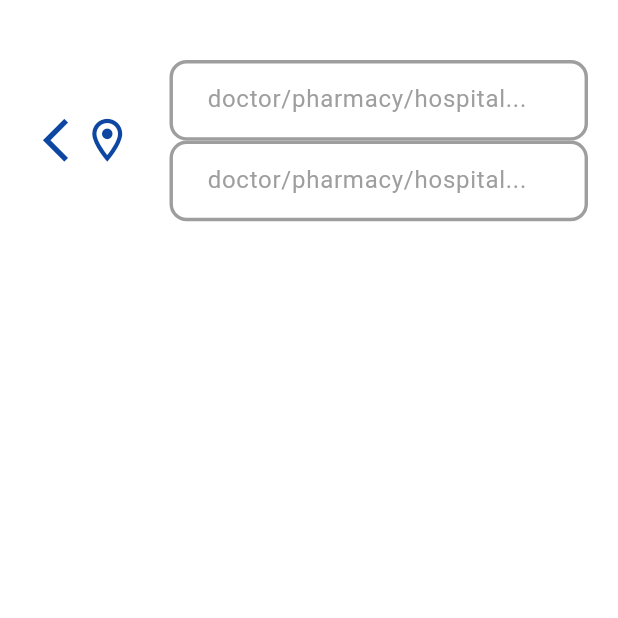
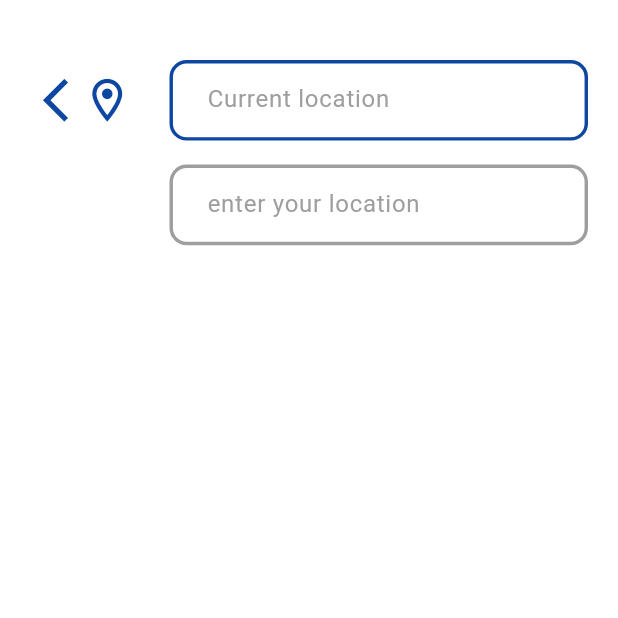
Before and after one commit to YasmeenGad/medical-app, a Flutter app: the HomeView screen opened directly, after a tap on the "location on" icon, on a phone screen of 412 x 824 dp, the top half of it. Run offline on Flutter 3.47's test engine with Material 3 defaults, Android fonts, the phone set to English and light mode, and no system bars; our stand-ins replace flutter_screenutil.

Commit message:
feat: customize search container

```diff
--- a/lib/features/home/presentation/widgets/custom_home_app_bar.dart
+++ b/lib/features/home/presentation/widgets/custom_home_app_bar.dart
@@ -40,7 +40,9 @@ class CustomHomeAppBar extends StatelessWidget {
           ),
           Expanded(
             flex: 3,
-            child: const CustomSearchContainer(),
+            child: const CustomSearchContainer(
+              borderColor: MyColors.grey,
+              hintText: "doctor/pharmacy/hospital...",),
           )
         ],
       ),
--- a/lib/features/home/presentation/widgets/custom_search_container.dart
+++ b/lib/features/home/presentation/widgets/custom_search_container.dart
@@ -4,7 +4,12 @@ import 'package:flutter_screenutil/flutter_screenutil.dart';
 import '../../../../core/styles/colors/my_colors.dart';
 
 class CustomSearchContainer extends StatelessWidget {
-  const CustomSearchContainer({super.key});
+  const CustomSearchContainer(
+      {super.key, required this.borderColor, required this.hintText});
+
+  final Color borderColor;
+
+  final String hintText;
 
   @override
   Widget build(BuildContext context) {
@@ -13,13 +18,13 @@ class CustomSearchContainer extends StatelessWidget {
       decoration: BoxDecoration(
           color: MyColors.whiteColor,
           borderRadius: BorderRadius.circular(10.r),
-          border: Border.all(color: MyColors.grey, width: 2.w)),
+          border: Border.all(color: borderColor, width: 2.w)),
       child: TextFormField(
         decoration: InputDecoration(
           border: InputBorder.none,
           contentPadding: EdgeInsets.only(left: 20.w),
           hintStyle: TextStyle(color: MyColors.grey),
-          hintText: "doctor/pharmacy/hospital...",
+          hintText: hintText,
         ),
       ),
     );
--- a/lib/features/map/presentation/views/map_view.dart
+++ b/lib/features/map/presentation/views/map_view.dart
@@ -16,13 +16,12 @@ class MapView extends StatelessWidget {
             child: Padding(
               padding: const EdgeInsets.only(
                   left: 20.0, right: 20.0, top: 40.0, bottom: 8.0),
-              child: Row(children: [
+              child: Column(
+                spacing: 16,
+                children: [
+                  Row(children: [
                     Expanded(
                       child: Row(
-                    crossAxisAlignment: CrossAxisAlignment.start,
-                    children: [
-                      Column(
-                        crossAxisAlignment: CrossAxisAlignment.start,
                         children: [
                           GestureDetector(
                               onTap: () {
@@ -33,8 +32,6 @@ class MapView extends StatelessWidget {
                                 color: MyColors.darkBlue,
                                 size: 30.sp,
                               )),
-                        ],
-                      ),
                           Icon(
                             Icons.location_on_outlined,
                             color: MyColors.darkBlue,
@@ -45,13 +42,24 @@ class MapView extends StatelessWidget {
                     ),
                     Expanded(
                         flex: 3,
-                    child: Column(
-                      children: [
-                        CustomSearchContainer(),
-                        CustomSearchContainer(),
-                      ],
+                        child: CustomSearchContainer(
+                          borderColor: MyColors.darkBlue!,
+                          hintText: "Current location",
                         )),
                   ]),
+                  Row(children: [
+                    Expanded(
+                      child: SizedBox(),
+                    ),
+                    Expanded(
+                        flex: 3,
+                        child: CustomSearchContainer(
+                          borderColor: MyColors.grey,
+                          hintText: "enter your location",
+                        )),
+                  ]),
+                ],
+              ),
             ),
           )
         ],
```
Lines whose indentation alone changed are shown as unchanged.
